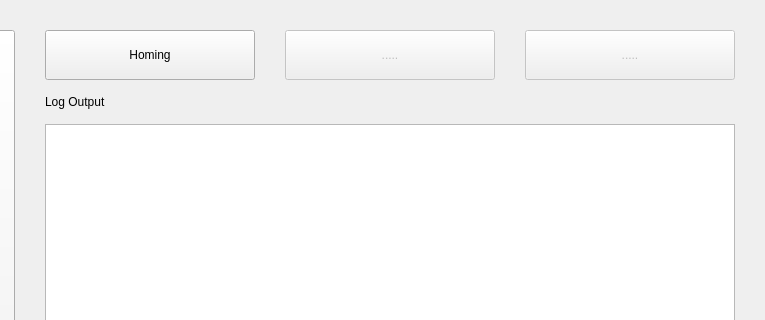
Qt form src/qbert_gui/qbert_gui/ui/home.ui (drabart/QbertSoftware) before a commit; both pictures show x 515 to 1280 and y 0 to 320 of the 1280 by 600 pixel window.
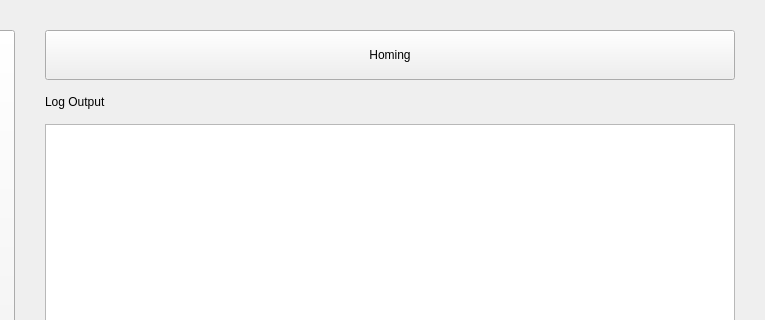
The same form after that commit.

Diff of the .ui file:
```diff
--- a/src/qbert_gui/qbert_gui/ui/home.ui
+++ b/src/qbert_gui/qbert_gui/ui/home.ui
@@ -73,29 +73,7 @@
             <size><width>0</width><height>50</height></size>
            </property>
            <property name="text"><string>Homing</string></property>
-           <property name="type" stdset="0"><string>secondary</string></property>
-          </widget>
-         </item>
-
-         <item>
-          <widget class="QPushButton" name="placeholderButton1">
-           <property name="enabled"><bool>false</bool></property>
-           <property name="minimumSize">
-            <size><width>0</width><height>50</height></size>
-           </property>
-           <property name="text"><string>.....</string></property>
-           <property name="type" stdset="0"><string>secondary</string></property>
-          </widget>
-         </item>
-
-         <item>
-          <widget class="QPushButton" name="placeholderButton2">
-           <property name="enabled"><bool>false</bool></property>
-           <property name="minimumSize">
-            <size><width>0</width><height>50</height></size>
-           </property>
-           <property name="text"><string>.....</string></property>
-           <property name="type" stdset="0"><string>secondary</string></property>
+           <property name="type" stdset="0"><string>homing</string></property>
           </widget>
          </item>
         </layout>
```
Left out of the diff: 1 changed line with no effect on the pictures.
